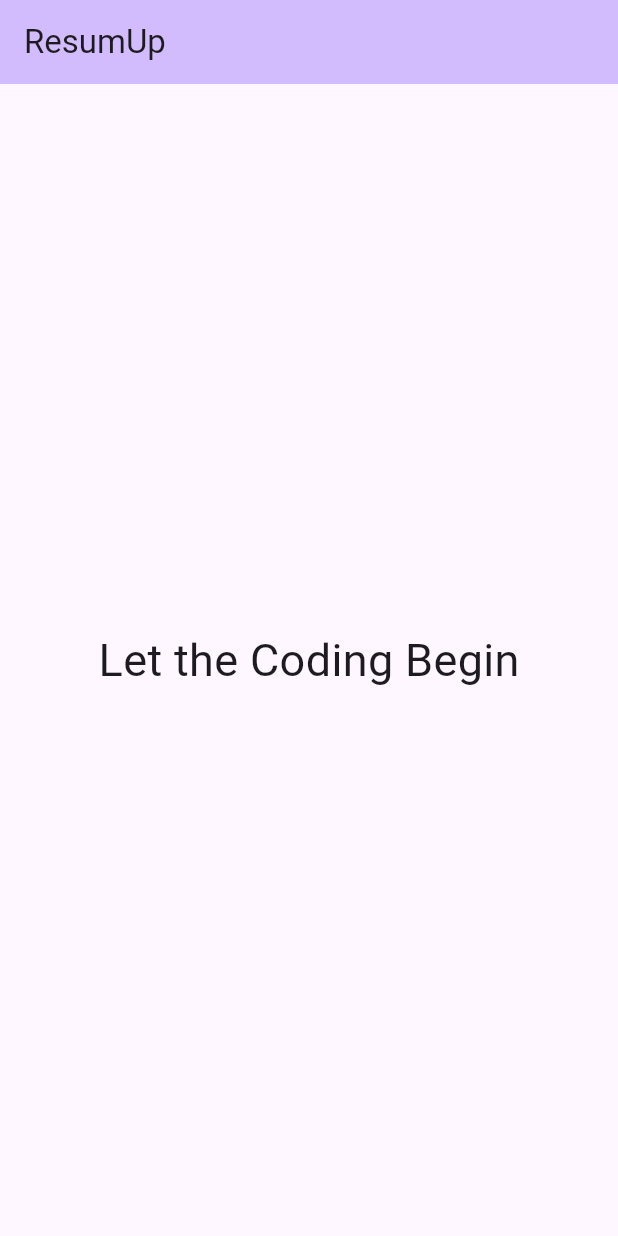
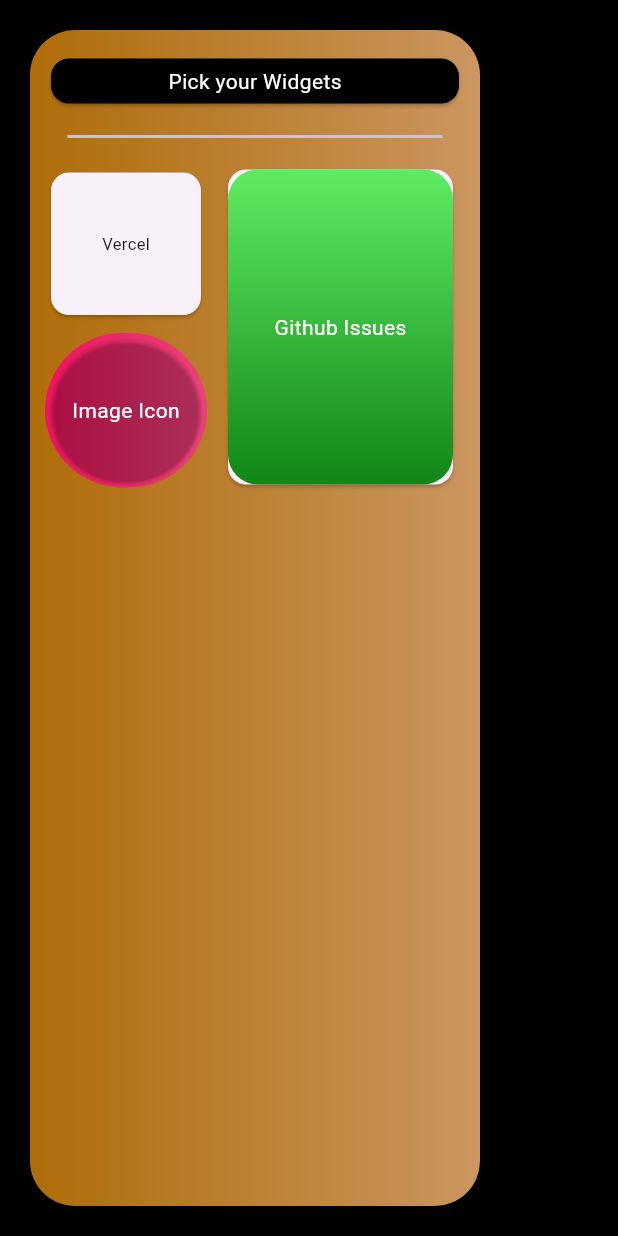
Before and after one commit to TiDB-Hacks/ResumUp, a Flutter app: the screen it shows after launch, on a phone screen of 412 x 824 dp. Run offline on Flutter 3.47's test engine with Material 2 defaults, Android fonts, the phone set to English and light mode, and no system bars.

Commit message:
feat: base UI implemented

```diff
--- a/lib/main.dart
+++ b/lib/main.dart
@@ -30,19 +30,126 @@ class _MyHomePageState extends State<MyHomePage> {
   @override
   Widget build(BuildContext context) {
     return Scaffold(
-      appBar: AppBar(
-        backgroundColor: Theme.of(context).colorScheme.inversePrimary,
-        title: const Text("ResumUp"),
-      ),
-      body: const Center(
-        child: Column(
-          mainAxisAlignment: MainAxisAlignment.center,
-          children: <Widget>[
-            Text(
-              'Let the Coding Begin',
-              style: TextStyle(fontSize: 30),
+      backgroundColor: Colors.black,
+      body: Align(
+        alignment: Alignment.topLeft,
+        child: Padding(
+          padding: const EdgeInsets.all(20),
+          child: ClipRRect(
+            borderRadius: const BorderRadius.all(Radius.circular(30)),
+            child: Container(
+              width: 300,
+              decoration: const BoxDecoration(
+                  gradient: LinearGradient(colors: [
+                Color.fromARGB(207, 216, 134, 11),
+                Color.fromARGB(211, 245, 181, 116)
+              ])),
+              child: SafeArea(
+                child: Padding(
+                  padding: EdgeInsets.all(10),
+                  child: Column(
+                    children: <Widget>[
+                      const SizedBox(
+                        height: 5,
+                      ),
+                      const Card(
+                        color: Colors.black,
+                        child: SizedBox(
+                          width: double.infinity,
+                          height: 30,
+                          child: Center(
+                              child: Text(
+                            "Pick your Widgets",
+                            style: TextStyle(color: Colors.white),
+                          )),
+                        ),
+                      ),
+                      const SizedBox(
+                        height: 10,
+                      ),
+                      const Divider(
+                        indent: 15,
+                        endIndent: 15,
+                        thickness: 2,
+                      ),
+                      const SizedBox(
+                        height: 10,
+                      ),
+                      Row(
+                        children: [
+                          SizedBox(
+                            height: 214,
+                            child: Column(
+                              children: [
+                                const Card(
+                                  child: SizedBox(
+                                      height: 95,
+                                      width: 100,
+                                      child: Center(
+                                          child: Text(
+                                        'Vercel',
+                                        style: TextStyle(fontSize: 11),
+                                      ))),
+                                ),
+                                SizedBox(
+                                  height: 8,
+                                ),
+                                Container(
+                                  decoration: BoxDecoration(
+                                      borderRadius: BorderRadius.circular(70),
+                                      gradient: const LinearGradient(colors: [
+                                        Color.fromARGB(255, 237, 20, 92),
+                                        Color.fromARGB(255, 235, 66, 122)
+                                      ])),
+                                  child: Card(
+                                    color: Color.fromARGB(0, 255, 255, 255),
+                                    shape: RoundedRectangleBorder(
+                                      borderRadius: BorderRadius.circular(80),
+                                    ),
+                                    child: const SizedBox(
+                                        height: 95,
+                                        width: 100,
+                                        child: Center(
+                                            child: Text(
+                                          "Image Icon",
+                                          style: TextStyle(color: Colors.white),
+                                        ))),
+                                  ),
+                                ),
+                              ],
+                            ),
+                          ),
+                          const SizedBox(width: 10),
+                          Card(
+                            child: Container(
+                              decoration: BoxDecoration(
+                                  borderRadius: BorderRadius.circular(20),
+                                  gradient: const LinearGradient(
+                                      begin: Alignment.topCenter,
+                                      end: Alignment.bottomCenter,
+                                      colors: [
+                                        Color.fromARGB(255, 94, 235, 99),
+                                        Color.fromARGB(255, 17, 135, 21)
+                                      ])),
+                              child: const SizedBox(
+                                  height: 210,
+                                  width: 150,
+                                  child: Center(
+                                    child: Text(
+                                      "Github Issues",
+                                      style: TextStyle(color: Colors.white),
+                                    ),
+                                  )),
+                            ),
+                          )
+                        ],
+                      ),
+                    ],
+                  ),
+                ),
+              ),
             ),
-          ],
+          ),
         ),
       ),
     );
```
